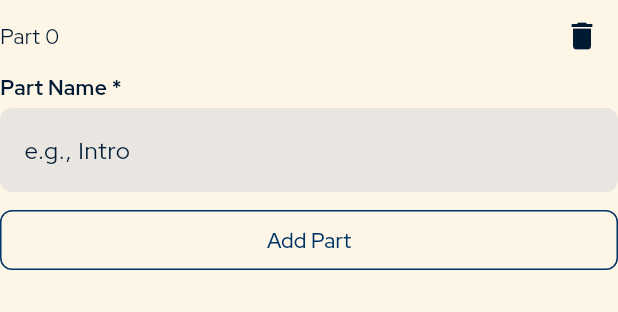
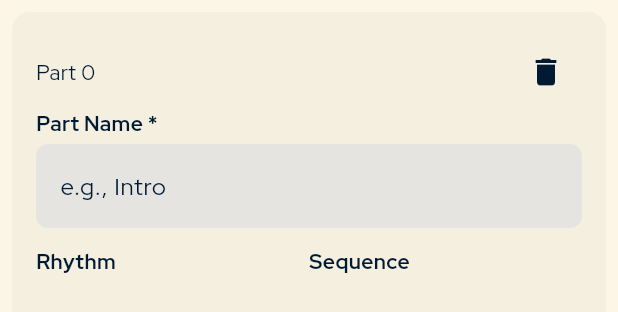
Before and after one commit to vinicalgaro/Guitar-Notebook, a Flutter app: the ParteItemWidget widget shown alone on an empty page, opened directly with empty values, on a phone screen of 412 x 824 dp. Shown: the top 312 px of the screen. Run offline on Flutter 3.47's test engine with Material 3 defaults, Android fonts, the phone set to English and light mode, and no system bars; our stand-ins replace bot_toast, freezed_annotation, google_fonts, lottie, package_info_plus, shared_preferences; accounts and stored records are empty; generated files the repository leaves out were written again.

Commit message:
Cria modelos de dados para músicas, partes, acordes, ritmos e sequências
- Adiciona modelos de dados para representar a estrutura de uma música, incluindo partes, acordes, ritmos e sequências.
- Utiliza Freezed e JsonSerializable para geração de código e serialização/desserialização de JSON.
- Atualiza traduções para incluir novos termos como "Ritmo" e "Sequência".
- Modifica a interface de cadastro de música para acomodar as novas estruturas de dados.
- Adiciona opção para desabilitar sombra em `DefaultCardContainer`.
- Configura o analisador para ignorar erros de `invalid_annotation_target`.

```diff
--- a/analysis_options.yaml
+++ b/analysis_options.yaml
@@ -1 +1,5 @@
 include: package:flutter_lints/flutter.yaml
+
+analyzer:
+  errors:
+    invalid_annotation_target: ignore
--- a/lib/l10n/intl_en.arb
+++ b/lib/l10n/intl_en.arb
@@ -42,6 +42,8 @@
   "erroCadastrarMsg": "Failed to save your changes.",
   "help": "Help",
   "saberMais": "Learn More",
-  "addParte": "Add Part",
-  "part": "Part"
+  "addParte": "Add New Part",
+  "part": "Part",
+  "ritmo": "Rhythm",
+  "sequencia": "Sequence"
 }
--- a/lib/l10n/intl_pt.arb
+++ b/lib/l10n/intl_pt.arb
@@ -47,6 +47,8 @@
   "erroCadastrarMsg": "Falha ao salvar suas alterações.",
   "help": "Ajuda",
   "saberMais": "Saber Mais",
-  "addParte": "Adicionar Parte",
-  "part": "Parte"
+  "addParte": "Adicionar Nova Parte",
+  "part": "Parte",
+  "ritmo": "Ritmo",
+  "sequencia": "Sequência"
 }
--- a/lib/view/widgets/parte_item_widget.dart
+++ b/lib/view/widgets/parte_item_widget.dart
@@ -1,5 +1,6 @@
 import 'package:flutter/material.dart';
 import 'package:flutter_gen/gen_l10n/app_localizations.dart';
+import 'package:guitar_learner/widgets/default_card_container.dart';
 
 import '../../widgets/default_textbutton.dart';
 import '../../widgets/default_textformfield.dart';
@@ -13,12 +14,17 @@ class ParteItemWidget extends StatelessWidget {
 
   @override
   Widget build(BuildContext context) {
-    return Column(
+    return DefaultCardContainer(
+      shadow: false,
+      child: Padding(
+        padding: const EdgeInsets.all(8.0),
+        child: Column(
           children: [
             Row(
               mainAxisAlignment: MainAxisAlignment.spaceBetween,
               children: [
                 Text("${AppLocalizations.of(context)!.part} $index"),
+                if (index != 1)
                   IconButton(onPressed: () {}, icon: const Icon(Icons.delete))
               ],
             ),
@@ -27,17 +33,33 @@ class ParteItemWidget extends StatelessWidget {
                 hintText: AppLocalizations.of(context)!.hintSongPart,
                 required: true,
                 controller: partNameController),
-        const SizedBox(height: 8.0),
-        DefaultTextButton(
-          onPressed: () {},
-          expandText: true,
-          showBorder: true,
-          child: Text(
-            AppLocalizations.of(context)!.addParte,
-            style: const TextStyle(fontWeight: FontWeight.w500),
+            const SizedBox(height: 12.0),
+            Row(
+              mainAxisAlignment: MainAxisAlignment.start,
+              children: [
+                Expanded(
+                  child: Column(
+                    crossAxisAlignment: CrossAxisAlignment.start,
+                    children: [
+                      Text(AppLocalizations.of(context)!.ritmo,
+                          style: const TextStyle(fontWeight: FontWeight.bold))
+                    ],
+                  ),
+                ),
+                Expanded(
+                  child: Column(
+                    crossAxisAlignment: CrossAxisAlignment.start,
+                    children: [
+                      Text(AppLocalizations.of(context)!.sequencia,
+                          style: const TextStyle(fontWeight: FontWeight.bold))
+                    ],
                   ),
                 )
               ],
+            ),
+          ],
+        ),
+      ),
     );
   }
 }
--- a/lib/widgets/default_card_container.dart
+++ b/lib/widgets/default_card_container.dart
@@ -2,8 +2,10 @@ import 'package:flutter/material.dart';
 
 class DefaultCardContainer extends StatelessWidget {
   final Widget child;
+  final bool shadow;
 
-  const DefaultCardContainer({super.key, required this.child});
+  const DefaultCardContainer(
+      {super.key, required this.child, this.shadow = true});
 
   @override
   Widget build(BuildContext context) => Container(
@@ -11,13 +13,13 @@ class DefaultCardContainer extends StatelessWidget {
         decoration: BoxDecoration(
           color: Theme.of(context).colorScheme.surface,
           borderRadius: BorderRadius.circular(12.0),
-          boxShadow: [
+          boxShadow: shadow ? [
             BoxShadow(
               color: Colors.black.withOpacity(0.175),
               blurRadius: 4,
               offset: const Offset(0, 2),
             ),
-          ],
+          ] : null,
         ),
         child: Padding(
           padding: const EdgeInsets.all(8.0),
--- a/pubspec.yaml
+++ b/pubspec.yaml
@@ -16,8 +16,10 @@ dependencies:
   flutter_localizations:
     sdk: flutter
 
+  freezed: ^2.5.2
   google_fonts: ^6.2.1
   intl: ^0.18.1
+  json_annotation: ^4.9.0
   lottie: ^3.1.3
   package_info_plus: ^8.0.2
   provider: ^6.1.5
@@ -28,6 +30,8 @@ dev_dependencies:
   flutter_test:
     sdk: flutter
   flutter_lints: ^3.0.0
+  json_serializable: ^6.8.0
+  build_runner: ^2.4.9
 
 flutter:
   uses-material-design: true
```
Also changed, not shown: lib/model/acorde.dart (added, +20 -0 lines), lib/model/compasso.dart (added, +11 -0 lines), lib/model/musica.dart (added, +9 -0 lines), lib/model/parte.dart (added, +10 -0 lines), lib/model/posicoes.dart (added, +16 -0 lines), lib/model/ritmo.dart (added, +23 -0 lines), lib/model/sequencia.dart (added, +10 -0 lines), lib/view/cadastro_musica_page.dart (+17 -3 lines), lib/generated/intl/messages_en.dart, lib/generated/intl/messages_pt.dart, lib/generated/l10n.dart, lib/model/acorde.freezed.dart (added), lib/model/acorde.g.dart (added), lib/model/posicoes.freezed.dart (added), 2 more files. Lines whose indentation alone changed are shown as unchanged.
